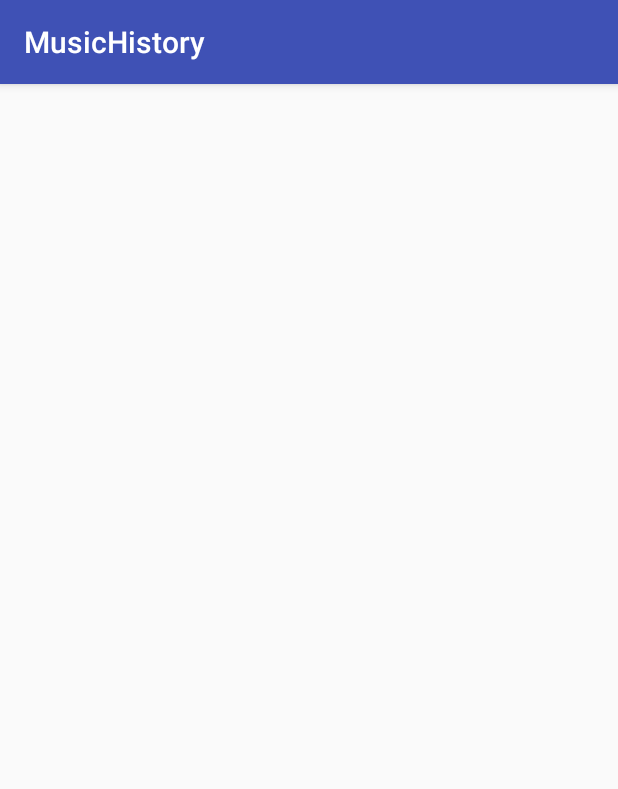
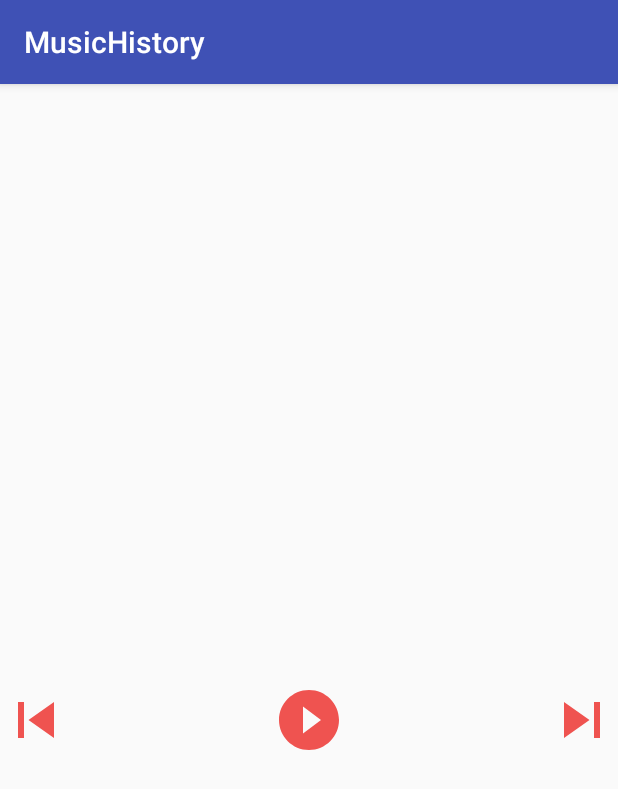
Before and after one commit to akash-bisariya/Music-History, an Android app: the MusicActivity screen opened directly, with no data from a screen before it, on a phone screen of 412 x 824 dp. Shown: the top 789 px of the screen. Run offline under Robolectric (Android 15) with nearby library versions, the phone set to English and light mode, and no system bars.

Commit message:
added item click on music list

```diff
--- a/app/src/main/java/app/android/com/musichistory/MainActivity.kt
+++ b/app/src/main/java/app/android/com/musichistory/MainActivity.kt
@@ -67,6 +67,7 @@ class MainActivity : AppCompatActivity() {
 //                getSongImageIcon(albumId)
 
                 realm.insert(SongHistory(
+                        cursor.getString(cursor.getColumnIndex(MediaStore.Audio.Media._ID)),
                         cursor.getString(cursor.getColumnIndex(MediaStore.Audio.Media.DISPLAY_NAME)),
                         cursor.getString(cursor.getColumnIndex(MediaStore.Audio.Media.ARTIST)),
                         cursor.getString(cursor.getColumnIndex(MediaStore.Audio.Media.ALBUM)),
--- a/app/src/main/java/app/android/com/musichistory/MyApplication.kt
+++ b/app/src/main/java/app/android/com/musichistory/MyApplication.kt
@@ -16,7 +16,8 @@ class MyApplication: Application() {
         val configuration:RealmConfiguration=RealmConfiguration.Builder()
                 .name("songHistory.realm")
                 .schemaVersion(3)
-                .migration(RealmChangeMigration())
+//                .migration(RealmChangeMigration())
+                .deleteRealmIfMigrationNeeded()
                 .build()
 
         Realm.setDefaultConfiguration(configuration)
--- a/app/src/main/java/app/android/com/musichistory/SongHistory.kt
+++ b/app/src/main/java/app/android/com/musichistory/SongHistory.kt
@@ -2,6 +2,7 @@ package app.android.com.musichistory
 
 import io.realm.RealmModel
 import io.realm.RealmObject
+import io.realm.annotations.Required
 import java.io.Serializable
 
 /**
@@ -9,6 +10,8 @@ import java.io.Serializable
 * on 20/2/18.
 */
 open class SongHistory(
+        @Required
+        var songId:String,
         var songName:String,
         var songArtist:String,
         var albumName:String,
@@ -19,5 +22,5 @@ open class SongHistory(
         var playCount:Int
         ): Serializable, RealmObject()
 {
-    constructor() : this(songName="",songArtist = "",albumName = "",songData = "",songDuration = "",lastPlayed = "",songImage = "",playCount = 0)
+    constructor() : this(songId="",songName="",songArtist = "",albumName = "",songData = "",songDuration = "",lastPlayed = "",songImage = "",playCount = 0)
 }
--- /dev/null
+++ b/app/src/main/res/drawable/ic_pause_circle_filled_red_400_48dp.xml
@@ -0,0 +1,4 @@
+<?xml version="1.0" encoding="UTF-8" standalone="no"?>
+<vector xmlns:android="http://schemas.android.com/apk/res/android" android:height="48dp" android:viewportHeight="24.0" android:viewportWidth="24.0" android:width="48dp">
+    <path android:fillColor="#EF5350" android:pathData="M12,2C6.48,2 2,6.48 2,12s4.48,10 10,10 10,-4.48 10,-10S17.52,2 12,2zM11,16L9,16L9,8h2v8zM15,16h-2L13,8h2v8z"/>
+</vector>
--- /dev/null
+++ b/app/src/main/res/drawable/ic_play_circle_filled_red_400_48dp.xml
@@ -0,0 +1,4 @@
+<?xml version="1.0" encoding="UTF-8" standalone="no"?>
+<vector xmlns:android="http://schemas.android.com/apk/res/android" android:height="48dp" android:viewportHeight="24.0" android:viewportWidth="24.0" android:width="48dp">
+    <path android:fillColor="#EF5350" android:pathData="M12,2C6.48,2 2,6.48 2,12s4.48,10 10,10 10,-4.48 10,-10S17.52,2 12,2zM10,16.5v-9l6,4.5 -6,4.5z"/>
+</vector>
--- /dev/null
+++ b/app/src/main/res/drawable/ic_skip_next_red_400_48dp.xml
@@ -0,0 +1,4 @@
+<?xml version="1.0" encoding="UTF-8" standalone="no"?>
+<vector xmlns:android="http://schemas.android.com/apk/res/android" android:height="48dp" android:viewportHeight="24.0" android:viewportWidth="24.0" android:width="48dp">
+    <path android:fillColor="#EF5350" android:pathData="M6,18l8.5,-6L6,6v12zM16,6v12h2V6h-2z"/>
+</vector>
--- /dev/null
+++ b/app/src/main/res/drawable/ic_skip_previous_red_400_48dp.xml
@@ -0,0 +1,4 @@
+<?xml version="1.0" encoding="UTF-8" standalone="no"?>
+<vector xmlns:android="http://schemas.android.com/apk/res/android" android:height="48dp" android:viewportHeight="24.0" android:viewportWidth="24.0" android:width="48dp">
+    <path android:fillColor="#EF5350" android:pathData="M6,6h2v12L6,18zM9.5,12l8.5,6L18,6z"/>
+</vector>
--- a/app/src/main/res/layout/activity_music.xml
+++ b/app/src/main/res/layout/activity_music.xml
@@ -1,11 +1,39 @@
 <?xml version="1.0" encoding="utf-8"?>
-<android.support.constraint.ConstraintLayout
-    xmlns:android="http://schemas.android.com/apk/res/android" android:layout_width="match_parent"
-    android:layout_height="match_parent">
+<android.support.constraint.ConstraintLayout xmlns:android="http://schemas.android.com/apk/res/android"
+    android:layout_width="match_parent"
+    android:layout_height="match_parent"
+    xmlns:app="http://schemas.android.com/apk/res-auto">
 
     <ImageView
         android:layout_width="match_parent"
+        android:layout_height="400dp"
+        android:id="@+id/iv_song_image"/>
+
+    <ImageView
+        android:layout_width="wrap_content"
         android:layout_height="wrap_content"
-        android:id="@+id/iv_image_view"/>
+        android:id="@+id/iv_previous"
+        android:padding="@dimen/dimen_10dp"
+        app:layout_constraintTop_toBottomOf="@id/iv_song_image"
+        android:background="@drawable/ic_skip_previous_red_400_48dp"/>
+
+    <ImageView
+        android:layout_width="wrap_content"
+        android:layout_height="wrap_content"
+        android:id="@+id/iv_next"
+        android:padding="@dimen/dimen_10dp"
+        app:layout_constraintTop_toBottomOf="@id/iv_song_image"
+        app:layout_constraintEnd_toEndOf="parent"
+        android:background="@drawable/ic_skip_next_red_400_48dp"/>
+
+    <ImageView
+        android:layout_width="wrap_content"
+        android:layout_height="wrap_content"
+        android:id="@+id/iv_play_pause"
+        android:padding="@dimen/dimen_10dp"
+        app:layout_constraintRight_toLeftOf="@id/iv_next"
+        app:layout_constraintLeft_toRightOf="@id/iv_previous"
+        android:background="@drawable/ic_play_circle_filled_red_400_48dp"
+        app:layout_constraintTop_toBottomOf="@id/iv_song_image"/>
 
 </android.support.constraint.ConstraintLayout>
--- a/app/src/main/res/values/strings.xml
+++ b/app/src/main/res/values/strings.xml
@@ -2,4 +2,9 @@
     <string name="app_name">MusicHistory</string>
     <string name="txt_all_music">All Music</string>
     <string name="txt_music_history">Music History</string>
+
+    <plurals name="numberOfTimeSongPlayed">
+            <item quantity="one">Played %d time</item>
+            <item quantity="other">Played %d times</item>
+    </plurals>
 </resources>
```
Also changed, not shown: app/src/main/java/app/android/com/musichistory/IOnRecycleItemClick.kt (added, +11 -0 lines), app/src/main/java/app/android/com/musichistory/MusicHistoryFragment.kt (+6 -2 lines), app/src/main/java/app/android/com/musichistory/MusicListFragment.kt (+8 -2 lines), app/src/main/java/app/android/com/musichistory/MusicRecyclerAdapter.kt (+48 -26 lines), app/src/main/res/layout/row_music_history.xml (+5 -5 lines).
